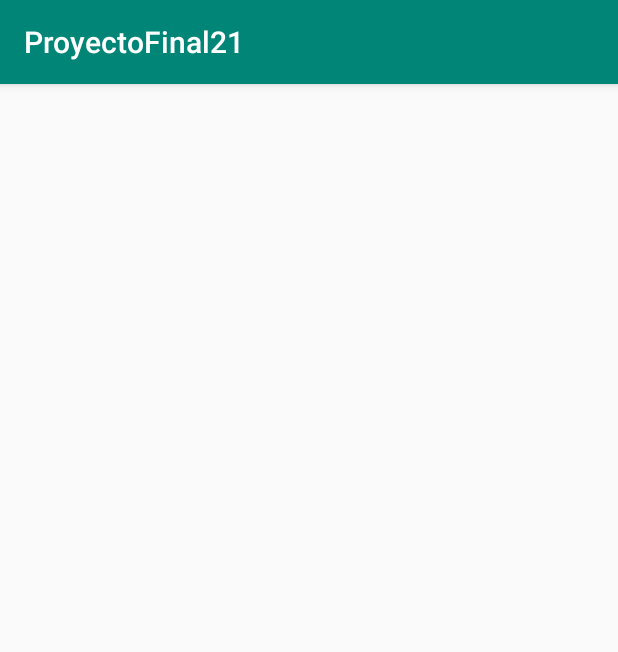
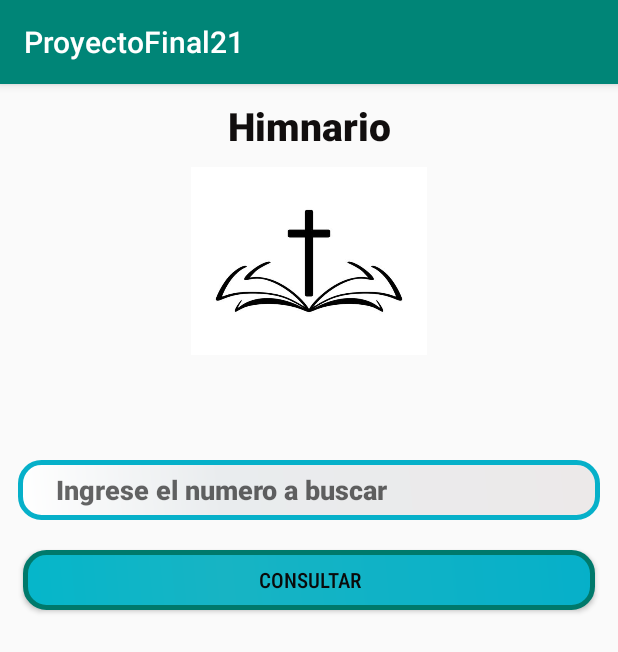
Before and after one commit to kevin2228/ProyectoFinal21, an Android app: the NumeroHimno screen opened directly, with no data from a screen before it, on a phone screen of 412 x 824 dp. Shown: the top 652 px of the screen. Run offline under Robolectric (Android 15) with nearby library versions, the phone set to English and light mode, and no system bars.

Commit message:
Modifique interfaz de numero himno

```diff
--- a/app/src/main/res/layout/activity_numero_himno.xml
+++ b/app/src/main/res/layout/activity_numero_himno.xml
@@ -1,9 +1,57 @@
 <?xml version="1.0" encoding="utf-8"?>
-<androidx.constraintlayout.widget.ConstraintLayout xmlns:android="http://schemas.android.com/apk/res/android"
+<LinearLayout xmlns:android="http://schemas.android.com/apk/res/android"
     xmlns:app="http://schemas.android.com/apk/res-auto"
     xmlns:tools="http://schemas.android.com/tools"
     android:layout_width="match_parent"
     android:layout_height="match_parent"
+    android:orientation="vertical"
     tools:context=".NumeroHimno">
 
-</androidx.constraintlayout.widget.ConstraintLayout>
+    <TextView
+        android:id="@+id/tv"
+        android:layout_width="match_parent"
+        android:layout_height="wrap_content"
+        android:layout_marginTop="10dp"
+        android:fontFamily="sans-serif-black"
+        android:text="Himnario"
+        android:textAlignment="center"
+        android:textColor="#110E0E"
+        android:textSize="26dp"
+        android:textStyle="bold" />
+    <ImageView
+        android:layout_width="wrap_content"
+        android:layout_height="125dp"
+        android:layout_gravity="center"
+        android:layout_marginTop="10dp"
+        android:src="@drawable/cruz"
+        />
+
+    <EditText
+        android:id="@+id/et_codigo"
+        android:layout_width="match_parent"
+        android:layout_height="40dp"
+        android:layout_marginLeft="12dp"
+        android:layout_marginTop="70dp"
+        android:layout_marginRight="12dp"
+        android:background="@drawable/inputboton"
+        android:drawablePadding="5dp"
+        android:fontFamily="sans-serif-black"
+        android:hint="Ingrese el numero a buscar"
+        android:inputType="textPersonName"
+        android:paddingLeft="25dp" />
+
+
+    <Button
+        android:id="@+id/btn_consultaNumero"
+        android:layout_width="match_parent"
+        android:layout_height="40dp"
+        android:layout_marginLeft="15dp"
+        android:layout_marginTop="20dp"
+        android:layout_marginRight="15dp"
+        android:background="@drawable/btn_estilo"
+        android:fontFamily="sans-serif-condensed-medium"
+        android:text="Consultar"
+        android:textColor="#0A0A0A"
+        />
+
+</LinearLayout>
```
